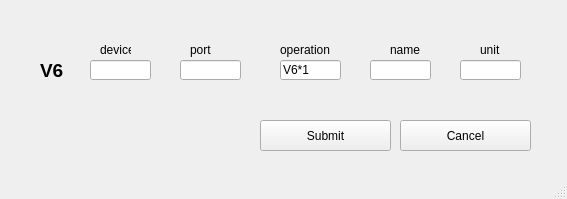
First picture: the form in GUI/addWindow.ui, repository GianlucaMarotta/SunFinder, before the edit.
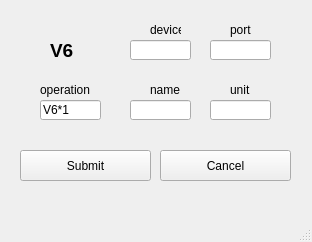
Second picture: the form after the edit.

Patch:
```diff
--- a/GUI/addWindow.ui
+++ b/GUI/addWindow.ui
@@ -6,8 +6,8 @@
    <rect>
     <x>0</x>
     <y>0</y>
-    <width>567</width>
-    <height>199</height>
+    <width>312</width>
+    <height>242</height>
    </rect>
   </property>
   <property name="windowTitle">
@@ -17,8 +17,8 @@
    <widget class="QLineEdit" name="lineEdit_device">
     <property name="geometry">
      <rect>
-      <x>90</x>
-      <y>60</y>
+      <x>130</x>
+      <y>40</y>
       <width>61</width>
       <height>20</height>
      </rect>
@@ -27,8 +27,8 @@
    <widget class="QLineEdit" name="lineEdit_port">
     <property name="geometry">
      <rect>
-      <x>180</x>
-      <y>60</y>
+      <x>210</x>
+      <y>40</y>
       <width>61</width>
       <height>20</height>
      </rect>
@@ -37,8 +37,8 @@
    <widget class="QLabel" name="label_19">
     <property name="geometry">
      <rect>
-      <x>100</x>
-      <y>40</y>
+      <x>150</x>
+      <y>20</y>
       <width>31</width>
       <height>20</height>
      </rect>
@@ -50,8 +50,8 @@
    <widget class="QLabel" name="label_20">
     <property name="geometry">
      <rect>
-      <x>190</x>
-      <y>40</y>
+      <x>230</x>
+      <y>20</y>
       <width>31</width>
       <height>20</height>
      </rect>
@@ -63,8 +63,8 @@
    <widget class="QLineEdit" name="lineEdit_units">
     <property name="geometry">
      <rect>
-      <x>460</x>
-      <y>60</y>
+      <x>210</x>
+      <y>100</y>
       <width>61</width>
       <height>20</height>
      </rect>
@@ -73,8 +73,8 @@
    <widget class="QLabel" name="label_21">
     <property name="geometry">
      <rect>
-      <x>480</x>
-      <y>40</y>
+      <x>230</x>
+      <y>80</y>
       <width>31</width>
       <height>20</height>
      </rect>
@@ -86,8 +86,8 @@
    <widget class="QLabel" name="label_22">
     <property name="geometry">
      <rect>
-      <x>280</x>
-      <y>40</y>
+      <x>40</x>
+      <y>80</y>
       <width>61</width>
       <height>20</height>
      </rect>
@@ -99,8 +99,8 @@
    <widget class="QLineEdit" name="lineEdit_name">
     <property name="geometry">
      <rect>
-      <x>370</x>
-      <y>60</y>
+      <x>130</x>
+      <y>100</y>
       <width>61</width>
       <height>20</height>
      </rect>
@@ -109,8 +109,8 @@
    <widget class="QLabel" name="label_23">
     <property name="geometry">
      <rect>
-      <x>390</x>
-      <y>40</y>
+      <x>150</x>
+      <y>80</y>
       <width>31</width>
       <height>20</height>
      </rect>
@@ -122,8 +122,8 @@
    <widget class="QLineEdit" name="lineEdit_operation">
     <property name="geometry">
      <rect>
-      <x>280</x>
-      <y>60</y>
+      <x>40</x>
+      <y>100</y>
       <width>61</width>
       <height>20</height>
      </rect>
@@ -135,8 +135,8 @@
    <widget class="QLabel" name="label_id">
     <property name="geometry">
      <rect>
-      <x>40</x>
-      <y>60</y>
+      <x>50</x>
+      <y>40</y>
       <width>31</width>
       <height>20</height>
      </rect>
@@ -155,8 +155,8 @@
    <widget class="QPushButton" name="button_submit">
     <property name="geometry">
      <rect>
-      <x>260</x>
-      <y>120</y>
+      <x>20</x>
+      <y>150</y>
       <width>131</width>
       <height>31</height>
      </rect>
@@ -168,8 +168,8 @@
    <widget class="QPushButton" name="button_cancel">
     <property name="geometry">
      <rect>
-      <x>400</x>
-      <y>120</y>
+      <x>160</x>
+      <y>150</y>
       <width>131</width>
       <height>31</height>
      </rect>
```
Left out of the diff: 2 changed lines with no effect on the pictures.
